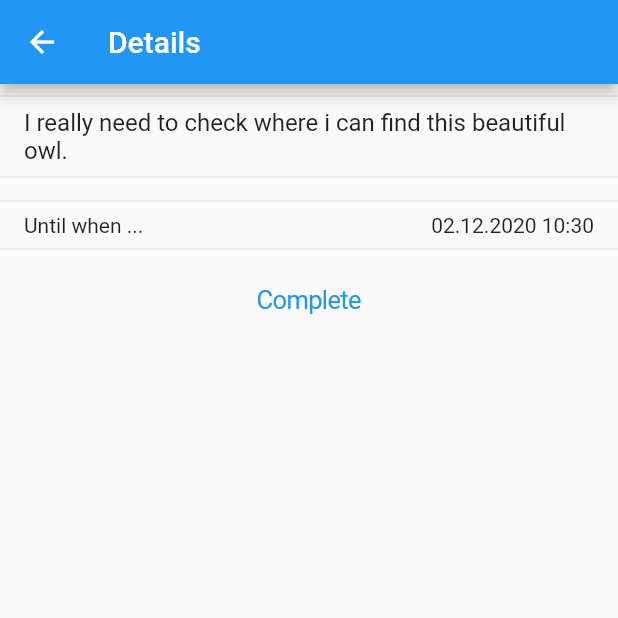
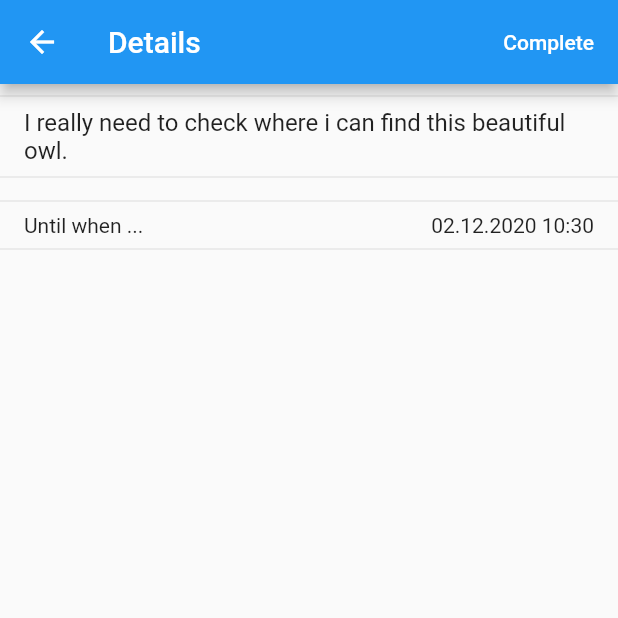
Before and after one commit to OE8CLR/flutter_todo_app, a Flutter app: the screen it shows after launch, after a tap on an icon or button, on a phone screen of 412 x 824 dp, the top half of it. Run offline on Flutter 3.47's test engine with Material 2 defaults, Android fonts, the phone set to English and light mode, and no system bars; our stand-ins replace geolocator, google_maps_flutter, image_picker.

Commit message:
Move complete button from list view to navigtion action

```diff
--- a/lib/Pages/TodoList/TodoDetailsPage.dart
+++ b/lib/Pages/TodoList/TodoDetailsPage.dart
@@ -18,6 +18,30 @@ class TodoDetailsPage extends StatefulWidget {
 class _TodoDetailsPageState extends State<TodoDetailsPage> {
   @override
   Widget build(BuildContext context) {
+    List<Widget> actions = [];
+    if (!widget.todoItem.completed) {
+      actions.add(
+        FlatButton(
+          onPressed: () => _completeTodo(context),
+          textColor: Colors.white,
+          child: Text("Complete"), // TODO: Localisation missing
+          shape: CircleBorder(side: BorderSide(color: Colors.transparent)),
+        ),
+      );
+    }
+
+    return Scaffold(
+      appBar: AppBar(
+        title: Text("Details"), // TODO: Localisation missing
+        actions: actions,
+      ),
+      body: ListView(
+        children: _buildListView(),
+      ),
+    );
+  }
+
+  List<Widget> _buildListView() {
     var content = List<Widget>();
 
     var title = widget.todoItem?.title;
@@ -86,21 +110,7 @@ class _TodoDetailsPageState extends State<TodoDetailsPage> {
       ]);
     }
 
-    var completed = widget.todoItem?.completed ?? true;
-    if (!completed)
-    content.add(CupertinoButton(
-      child: Text("Complete"), // TODO: Localisation missing
-      onPressed: () => _completeTodo(context),
-    ));
-
-    return Scaffold(
-      appBar: AppBar(
-          title: Text("Details"),
-      ),
-      body: ListView(
-        children: content,
-      ),
-    );
+    return content;
   }
 
   void _completeTodo(BuildContext context) {
```
Lines whose indentation alone changed are shown as unchanged.
